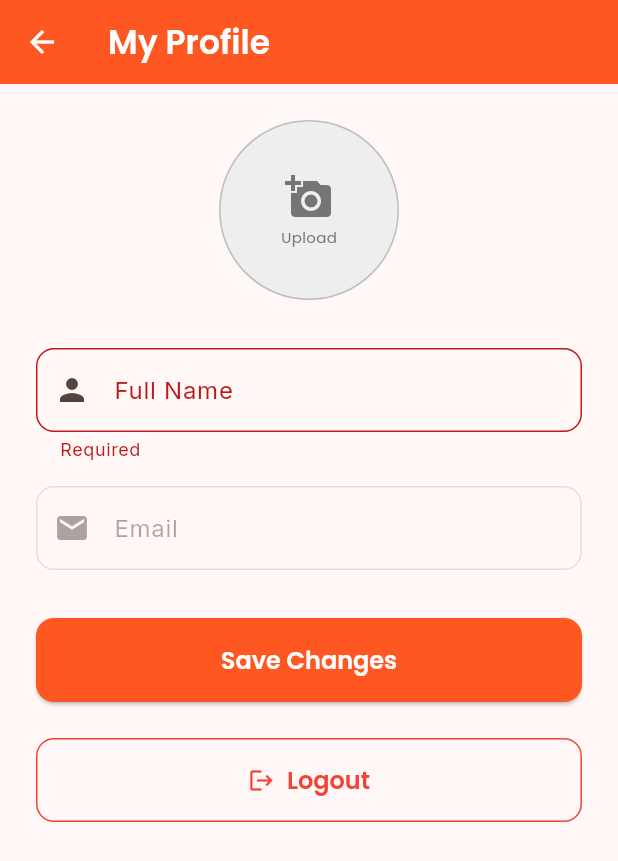
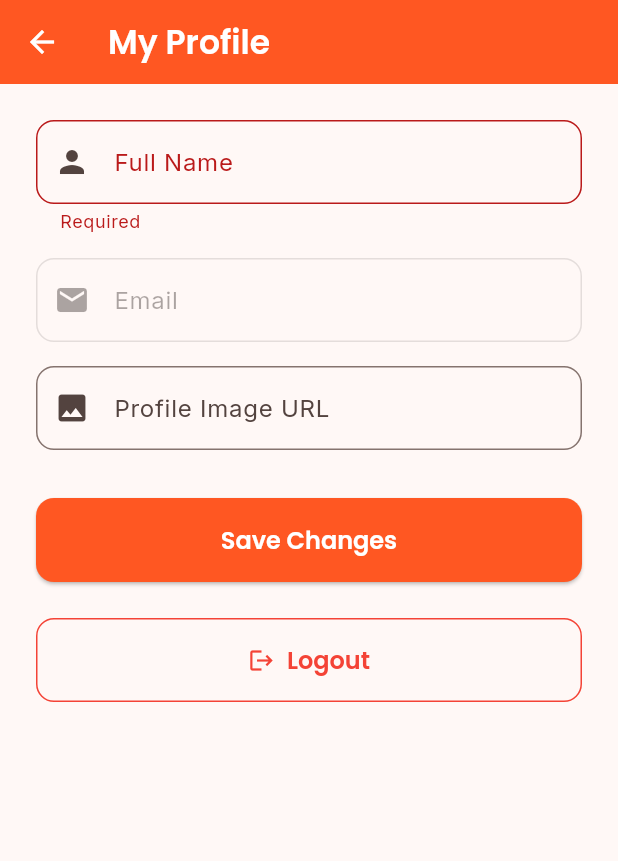
Before and after one commit to kalviumcommunity/S84-0226-codynamics-Flutter-Firebase-Qless, a Flutter app: the UserProfileScreen screen opened directly, after a tap on "Save Changes", on a phone screen of 412 x 824 dp. Shown: the top 861 px of the screen. Run offline on Flutter 3.47's test engine with Material 3 defaults, Android fonts, the phone set to English and light mode, and no system bars; our stand-ins replace cloud_firestore, firebase_auth, firebase_core, firebase_storage, flutter_dotenv, google_fonts; accounts and stored records are empty.

Commit message:
refactor: revert to URL-based image input for reliability
- Removed image_picker and firebase_storage dependencies from image upload logic
- Reverted add_edit_item_screen.dart to simple TextFormField for image URLs
- Reverted vendor_profile_edit_screen.dart to URL-based image input
- Reverted user_profile_screen.dart to URL TextFormField
- Removed image file picker UI and upload validation
- Simplified save functions to use URL strings directly
- Eliminates Firebase Storage integration issues

All image inputs now use simple URL paste method instead of device file selection.

```diff
--- a/lib/screens/admin/fix_profile_screen.dart
+++ b/lib/screens/admin/fix_profile_screen.dart
@@ -51,12 +51,6 @@ class _FixProfileScreenState extends State<FixProfileScreen> {
         'description': '',
         'updatedAt': FieldValue.serverTimestamp(),
       }, SetOptions(merge: true));
-
-      // Verify
-      final doc = await FirebaseFirestore.instance
-          .collection('users')
-          .doc(uid)
-          .get();
 
       if (mounted) {
         ScaffoldMessenger.of(context).showSnackBar(
--- a/lib/screens/customer/user_profile_screen.dart
+++ b/lib/screens/customer/user_profile_screen.dart
@@ -1,10 +1,7 @@
-import 'dart:io';
 import 'package:flutter/material.dart';
 import 'package:cloud_firestore/cloud_firestore.dart';
 import 'package:firebase_auth/firebase_auth.dart';
 import 'package:google_fonts/google_fonts.dart';
-import 'package:image_picker/image_picker.dart';
-import '../../services/storage_service.dart';
 
 class UserProfileScreen extends StatefulWidget {
   const UserProfileScreen({super.key});
@@ -16,10 +13,7 @@ class UserProfileScreen extends StatefulWidget {
 class _UserProfileScreenState extends State<UserProfileScreen> {
   final _formKey = GlobalKey<FormState>();
   final _nameController = TextEditingController();
-
-  bool _isLoading = false;
-  String _imageUrl = '';
-  File? _selectedImage;
+  final _imageUrlController = TextEditingController();
 
   @override
   void initState() {
@@ -36,7 +30,7 @@ class _UserProfileScreenState extends State<UserProfileScreen> {
       final data = doc.data()!;
       setState(() {
         _nameController.text = data['name'] ?? '';
-        _imageUrl = data['imageUrl'] ?? '';
+        _imageUrlController.text = data['imageUrl'] ?? '';
       });
     }
   }
@@ -44,40 +38,22 @@ class _UserProfileScreenState extends State<UserProfileScreen> {
   @override
   void dispose() {
     _nameController.dispose();
+    _imageUrlController.dispose();
     super.dispose();
-  }
-
-  Future<void> _pickImage() async {
-    final picker = ImagePicker();
-    final pickedFile = await picker.pickImage(source: ImageSource.gallery);
-    if (pickedFile != null) {
-      setState(() {
-        _selectedImage = File(pickedFile.path);
-      });
-    }
   }
 
   Future<void> _saveProfile() async {
     if (!_formKey.currentState!.validate()) return;
 
-    setState(() => _isLoading = true);
-
     try {
       final user = FirebaseAuth.instance.currentUser;
-      if (user == null) throw Exception('User not logged in');
+      if (user == null) throw Exception('User not logged in. Please login again.');
 
-      if (_selectedImage != null) {
-        final storage = StorageService.instance;
-        final fileName = 'profile_${DateTime.now().millisecondsSinceEpoch}.jpg';
-        _imageUrl = await storage.uploadImage(
-          _selectedImage!,
-          'users/${user.uid}/profile/$fileName'
-        ) ?? '';
-      }
-
+      // Save profile to Firestore
       await FirebaseFirestore.instance.collection('users').doc(user.uid).set({
         'name': _nameController.text.trim(),
-        'imageUrl': _imageUrl,
+        'imageUrl': _imageUrlController.text.trim(),
+        'email': user.email,
         'updatedAt': FieldValue.serverTimestamp(),
       }, SetOptions(merge: true));
 
@@ -86,6 +62,7 @@ class _UserProfileScreenState extends State<UserProfileScreen> {
           const SnackBar(
             content: Text('Profile updated successfully!'),
             backgroundColor: Colors.green,
+            duration: Duration(seconds: 2),
           ),
         );
       }
@@ -93,14 +70,11 @@ class _UserProfileScreenState extends State<UserProfileScreen> {
       if (mounted) {
         ScaffoldMessenger.of(context).showSnackBar(
           SnackBar(
-            content: Text('Error updating profile: $e'),
+            content: Text('Error updating profile: ${e.toString()}'),
             backgroundColor: Colors.red,
+            duration: const Duration(seconds: 3),
           ),
         );
-      }
-    } finally {
-      if (mounted) {
-        setState(() => _isLoading = false);
       }
     }
   }
@@ -123,40 +97,6 @@ class _UserProfileScreenState extends State<UserProfileScreen> {
         child: ListView(
           padding: const EdgeInsets.all(24),
           children: [
-            Center(
-              child: GestureDetector(
-                onTap: _pickImage,
-                child: Container(
-                  height: 120,
-                  width: 120,
-                  decoration: BoxDecoration(
-                    color: Colors.grey[200],
-                    shape: BoxShape.circle,
-                    border: Border.all(color: Colors.grey[400]!),
-                  ),
-                  child: _selectedImage != null
-                      ? ClipOval(
-                          child: Image.file(_selectedImage!, fit: BoxFit.cover),
-                        )
-                      : _imageUrl.isNotEmpty
-                          ? ClipOval(
-                              child: Image.network(_imageUrl, fit: BoxFit.cover),
-                            )
-                          : Column(
-                              mainAxisAlignment: MainAxisAlignment.center,
-                              children: [
-                                Icon(Icons.add_a_photo, size: 32, color: Colors.grey[600]),
-                                const SizedBox(height: 4),
-                                Text(
-                                  'Upload',
-                                  style: GoogleFonts.poppins(fontSize: 10, color: Colors.grey[600]),
-                                ),
-                              ],
-                            ),
-                ),
-              ),
-            ),
-            const SizedBox(height: 32),
             TextFormField(
               controller: _nameController,
               decoration: InputDecoration(
@@ -176,9 +116,26 @@ class _UserProfileScreenState extends State<UserProfileScreen> {
                 prefixIcon: const Icon(Icons.email),
               ),
             ),
+            const SizedBox(height: 16),
+            TextFormField(
+              controller: _imageUrlController,
+              decoration: InputDecoration(
+                labelText: 'Profile Image URL',
+                border: OutlineInputBorder(borderRadius: BorderRadius.circular(12)),
+                prefixIcon: const Icon(Icons.image),
+                hintText: 'e.g., https://example.com/image.jpg',
+              ),
+              validator: (v) {
+                if (v?.trim().isEmpty ?? true) return null; // Optional field
+                if (!v!.startsWith('http://') && !v.startsWith('https://')) {
+                  return 'Must be a valid URL starting with http:// or https://';
+                }
+                return null;
+              },
+            ),
             const SizedBox(height: 32),
             ElevatedButton(
-              onPressed: _isLoading ? null : _saveProfile,
+              onPressed: _saveProfile,
               style: ElevatedButton.styleFrom(
                 backgroundColor: Colors.deepOrange,
                 foregroundColor: Colors.white,
@@ -187,16 +144,7 @@ class _UserProfileScreenState extends State<UserProfileScreen> {
                   borderRadius: BorderRadius.circular(12),
                 ),
               ),
-              child: _isLoading
-                  ? const SizedBox(
-                      height: 24,
-                      width: 24,
-                      child: CircularProgressIndicator(
-                        color: Colors.white,
-                        strokeWidth: 2,
-                      ),
-                    )
-                  : Text(
+              child: Text(
                 'Save Changes',
                 style: GoogleFonts.poppins(
                   fontSize: 16,
```
Also changed, not shown: lib/screens/vendor/add_edit_item_screen.dart (+79 -134 lines), lib/screens/vendor/vendor_profile_edit_screen.dart (+24 -82 lines), lib/services/storage_service.dart (+20 -3 lines), 2 other files. Lines whose indentation alone changed are shown as unchanged.
